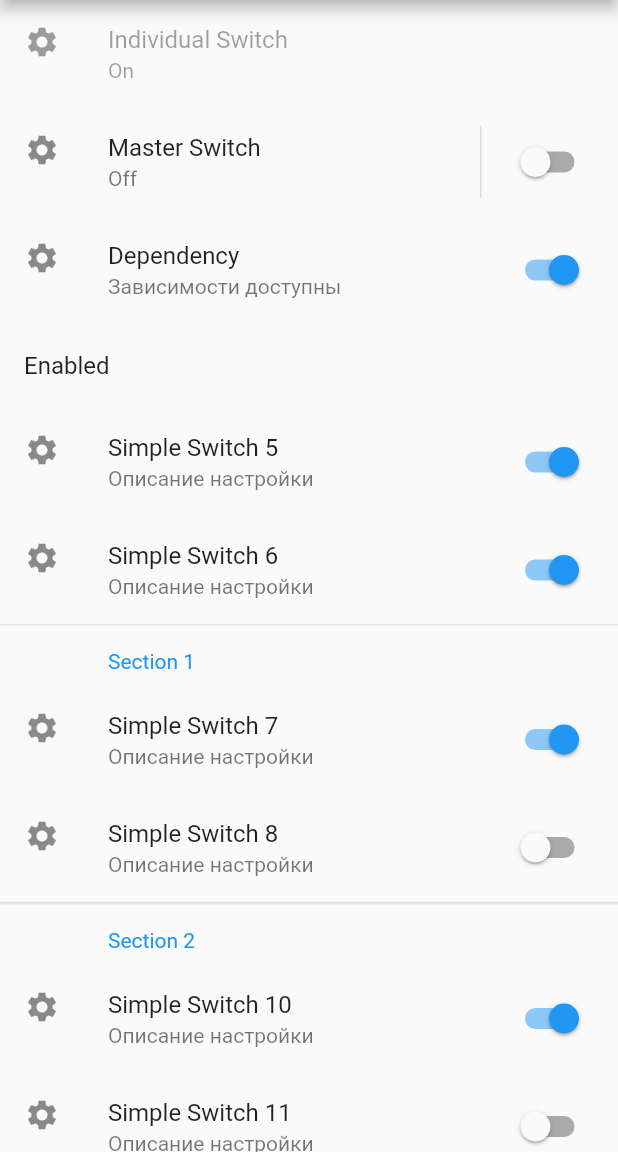
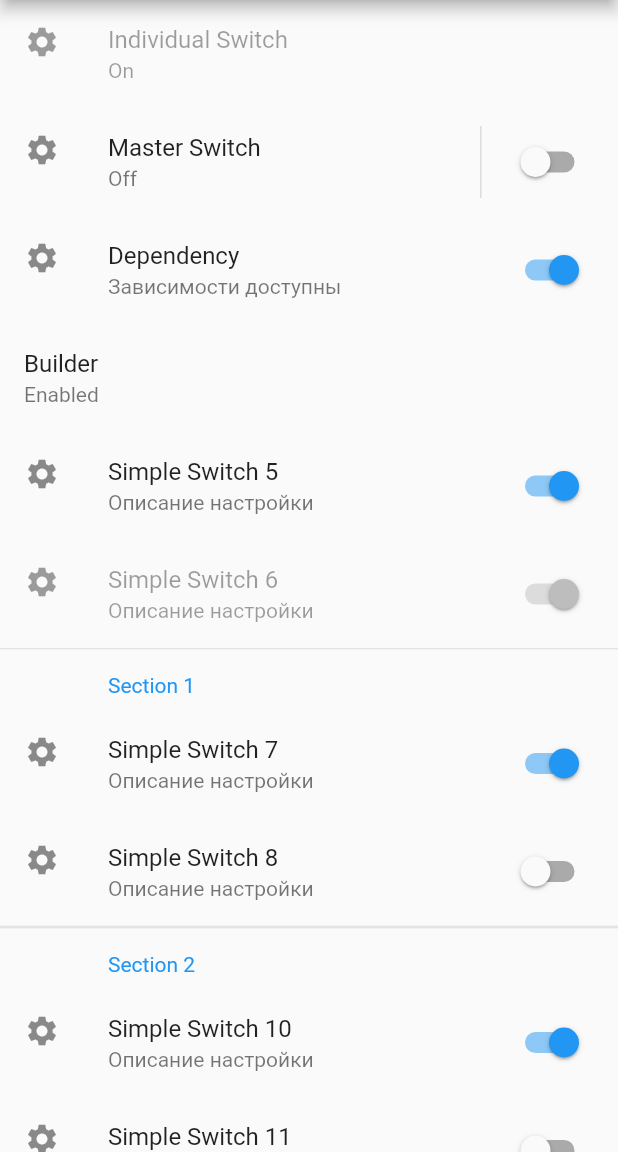
Before and after one commit to not-google/flutter-settings, a Flutter app: the screen it shows after launch, on a phone screen of 412 x 824 dp, the part 84-1236 px from its top. Run offline on Flutter 3.47's test engine with Material 2 defaults, Android fonts, the phone set to English and light mode, and no system bars.

Commit message:
fix(SettingsMenuItem): enabled not working correct

```diff
--- a/lib/main.dart
+++ b/lib/main.dart
@@ -78,10 +78,13 @@ class App extends StatelessWidget {
       groupBuilder: (context) => <SettingsMenuItem>[
         SettingsMenuItem.builder(
           id: 'SETTINGS_BUILDER',
+          label: Text('Builder'),
           initialValue: 5,
           builder: (context, widget) {
             return ListTile(
-              title: Text(widget.enabled ? 'Enabled' : 'Disabled'),
+              title: widget.label,
+              subtitle: Text(widget.enabled ? 'Enabled' : 'Disabled'),
+              selected: widget.selected,
             );
           }
         ),
--- a/lib/settings_menu.dart
+++ b/lib/settings_menu.dart
@@ -47,7 +47,7 @@ class SettingsMenu extends SettingsMenuEntry {
     SettingsMenuItem item,
     List<SettingsMenuItem> group
   ) {
-    SettingsMenuItemState menuItem = item.copyWith(
+    SettingsMenuItemBuilder menuItem = item.copyWith(
         showTopDivider: needShowTopDivider(
             context: context,
             item: item,
--- a/lib/settings_menu_item.dart
+++ b/lib/settings_menu_item.dart
@@ -18,11 +18,12 @@ import 'master_switch_list_tile.dart';
 import 'individual_switch.dart';
 import 'dependency.dart';
 
-typedef SettingsGroupBuilder<T> = List<SettingsMenuItemState<T>> Function(BuildContext context);
-typedef SettingsGroupItemBuilder<T> = SettingsMenuItemState Function(SettingsMenuItemState item);
+typedef SettingsGroupBuilder<T> = List<SettingsMenuItemBuilder<T>> Function(BuildContext context);
+typedef SettingsGroupItemBuilder<T> = SettingsMenuItemBuilder Function(SettingsMenuItemBuilder item);
+typedef WidgetStateBuilder<T> = Widget Function(BuildContext context, T widget);
 typedef SettingsMenuItemStateBuilder = Widget Function(
     BuildContext context,
-    SettingsMenuItemState widget
+    SettingsMenuItemBuilder widget
 );
 
 enum SettingsPattern {
@@ -41,8 +42,8 @@ enum SettingsPattern {
   dependency
 }
 
-class SettingsMenuItemState<T> extends StatelessWidget {
-  SettingsMenuItemState({
+class SettingsMenuItemBuilder<T> extends StatelessWidget {
+  SettingsMenuItemBuilder({
     Key key,
     this.id,
     this.label,
@@ -51,8 +52,6 @@ class SettingsMenuItemState<T> extends StatelessWidget {
     this.value,
     this.enabled = true,
     this.onChanged,
-    this.onChangeStart,
-    this.onChangeEnd,
     this.controlBuilder,
     this.pageBuilder = SettingsPageRoute.pageBuilder,
     this.pageContentBuilder,
@@ -74,8 +73,6 @@ class SettingsMenuItemState<T> extends StatelessWidget {
   final initialValue;
   final value;
   final onChanged;
-  final onChangeStart;
-  final onChangeEnd;
   final SettingsMenuItemStateBuilder builder;
   final SettingsMenuItemStateBuilder controlBuilder;
   final SettingsMenuItemStateBuilder pageContentBuilder;
@@ -89,17 +86,14 @@ class SettingsMenuItemState<T> extends StatelessWidget {
   final SettingsPattern pattern;
 
   bool get selected => selectedId == id;
-  bool get isEnabled => enabled;
 
-  SettingsMenuItemState copyWith({
+  SettingsMenuItemBuilder copyWith({
     String id,
     Text label,
     bool enabled,
     initialValue,
     value,
     onChanged,
-    onChangeStart,
-    onChangeEnd,
     SettingsMenuItemStateBuilder builder,
     SettingsMenuItemStateBuilder controlBuilder,
     SettingsMenuItemStateBuilder pageContentBuilder,
@@ -111,15 +105,13 @@ class SettingsMenuItemState<T> extends StatelessWidget {
     bool showTopDivider,
     bool showBottomDivider,
     SettingsPattern pattern
-  }) => SettingsMenuItemState(
+  }) => SettingsMenuItemBuilder(
       id: id ?? this.id,
       label: label ?? this.label,
       enabled: enabled ?? this.enabled,
       initialValue: initialValue ?? this.initialValue,
       value: value ?? this.value,
       onChanged: onChanged ?? this.onChanged,
-      onChangeStart: onChangeStart ?? this.onChangeStart,
-      onChangeEnd: onChangeEnd ?? this.onChangeEnd,
       builder: builder ?? this.builder,
       controlBuilder: controlBuilder ?? this.controlBuilder,
       pageContentBuilder: pageContentBuilder ?? this.pageContentBuilder,
@@ -133,7 +125,7 @@ class SettingsMenuItemState<T> extends StatelessWidget {
       pattern: pattern ?? this.pattern
   );
 
-  SettingsMenuItemState makeStateful() {
+  SettingsMenuItemBuilder makeStateful() {
     ValueNotifier _notifier = ValueNotifier(initialValue);
 
     void handleChanged(newValue) {
@@ -172,17 +164,23 @@ class SettingsMenuItemState<T> extends StatelessWidget {
   Widget build(BuildContext context) => builder(context, this);
 }
 
-class SettingsMenuItem<T> extends SettingsMenuItemState<T> {
+class SettingsMenuItem<T> extends SettingsMenuItemBuilder<T> {
   SettingsMenuItem.builder({
     Key key,
     @required String id,
+    @required SettingsMenuItemStateBuilder builder,
+    SettingsPageRouteBuilder pageBuilder = SettingsPageRoute.pageBuilder,
+    SettingsMenuItemStateBuilder controlBuilder,
+    SettingsMenuItemStateBuilder pageContentBuilder,
+    SettingsGroupBuilder groupBuilder,
+    Text label,
     @required T initialValue,
     bool enabled = true,
     ValueChanged<T> onChanged,
-    @required SettingsMenuItemStateBuilder builder
   }) : super(
     key: key,
     id: id,
+    label: label,
     initialValue: initialValue,
     enabled: enabled,
     onChanged: onChanged,
@@ -361,16 +359,14 @@ class SettingsMenuItem<T> extends SettingsMenuItemState<T> {
       inactiveColor: inactiveColor,
       semanticFormatterCallback: semanticFormatterCallback,
       onChanged: widget.enabled ? widget.onChanged : null,
-      onChangeStart: widget.enabled ? widget.onChangeStart : null,
-      onChangeEnd: widget.enabled ? widget.onChangeEnd : null,
+      onChangeStart: widget.enabled ? onChangeStart : null,
+      onChangeEnd: widget.enabled ? onChangeEnd : null,
     ),
     id: id,
     label: label,
     enabled: enabled,
     initialValue: initialValue,
     onChanged: onChanged,
-    onChangeStart: onChangeStart,
-    onChangeEnd: onChangeEnd,
     pattern: SettingsPattern.slider
   );
 
@@ -656,7 +652,7 @@ class SettingsMenuItem<T> extends SettingsMenuItemState<T> {
       dependentBuilder: (context, dependencyEnabled) => SettingsMenu.column(
         groupBuilder: groupBuilder,
         itemBuilder: (item) => item.copyWith(
-          enabled: dependencyEnabled,
+          enabled: item.enabled == false ? false : dependencyEnabled,
           selectedId: widget.selectedId,
           onShowSearch: widget.onShowSearch,
         )
--- a/lib/settings_page.dart
+++ b/lib/settings_page.dart
@@ -49,7 +49,7 @@ class SettingsPageRoute extends StatelessWidget {
     return SettingsMenu(
       groupBuilder: _groupBuilder,
       itemBuilder: (item) {
-        SettingsMenuItemState _item = _settingsMenu.itemBuilder != null
+        SettingsMenuItemBuilder _item = _settingsMenu.itemBuilder != null
           ? _settingsMenu.itemBuilder(item) : item;
 
         return _item.copyWith(
```
